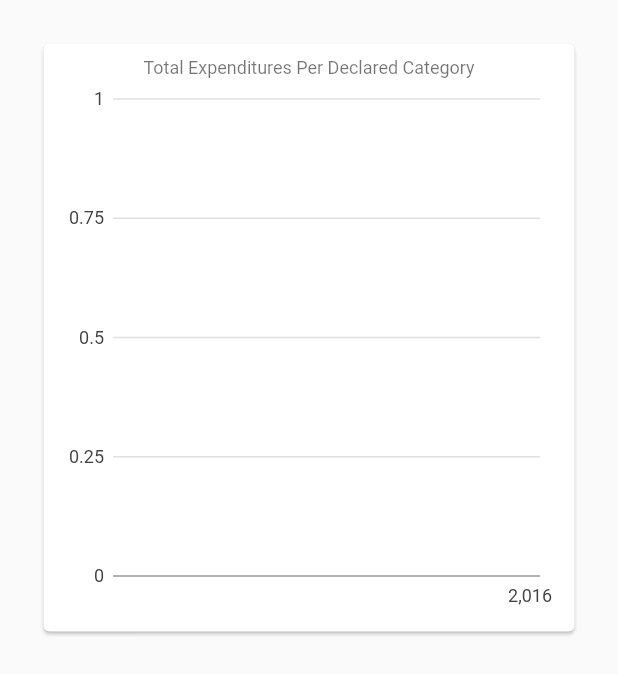
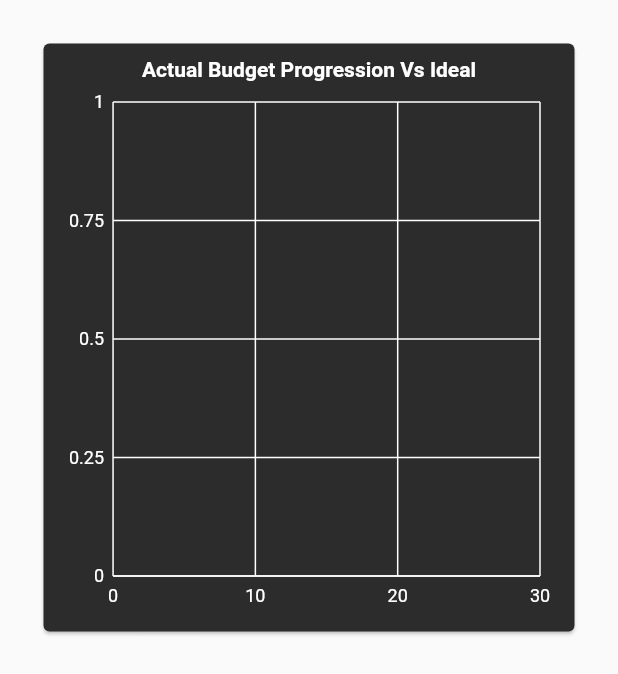
Before and after one commit to gabrielruggie/graphcash, a Flutter app: the ExpenditureProgressionChart widget shown alone on an empty page, opened directly with empty values, on a phone screen of 412 x 824 dp. Shown: the top 674 px of the screen. Run offline on Flutter 3.47's test engine with Material 2 defaults, Android fonts, the light colour scheme and no system bars; our stand-ins replace charts_flutter.

Commit message:
finished 2/3 charts as demo

```diff
--- a/graphcash_macos/lib/charts/expenditureProgressionChart.dart
+++ b/graphcash_macos/lib/charts/expenditureProgressionChart.dart
@@ -4,8 +4,9 @@ import 'package:graphcash_macos/charts/series/expenditureProgressionSeries.dart'
 
 class ExpenditureProgressionChart extends StatelessWidget {
   final List<ExpenditureProgressionSeries> data;
+  final List<ExpenditureProgressionSeries> data2;
 
-  ExpenditureProgressionChart({required this.data});
+  ExpenditureProgressionChart({required this.data, required this.data2});
 
   @override
   Widget build(BuildContext context) {
@@ -13,10 +14,21 @@ class ExpenditureProgressionChart extends StatelessWidget {
       charts.Series(
           id: "Category Expenditures",
           data: data,
-          domainFn: (ExpenditureProgressionSeries series, _) =>
+          // X Axis
+          domainFn: (ExpenditureProgressionSeries series, _) => series.dayNum,
+          // Y Axis
+          measureFn: (ExpenditureProgressionSeries series, _) =>
               series.budgetRemaining,
-          measureFn: (ExpenditureProgressionSeries series, _) => series.dayNum,
-          colorFn: (ExpenditureProgressionSeries series, _) => series.barColor)
+          colorFn: (ExpenditureProgressionSeries series, _) => series.barColor),
+      charts.Series(
+          id: "Category Expenditures1",
+          data: data2,
+          // X Axis
+          domainFn: (ExpenditureProgressionSeries series, _) => series.dayNum,
+          // Y Axis
+          measureFn: (ExpenditureProgressionSeries series, _) =>
+              series.budgetRemaining,
+          colorFn: (ExpenditureProgressionSeries series, _) => series.barColor),
     ];
 
     return Container(
@@ -24,21 +36,35 @@ class ExpenditureProgressionChart extends StatelessWidget {
       height: 450,
       padding: const EdgeInsets.all(25),
       child: Card(
+        color: Color.fromARGB(255, 44, 44, 44),
         child: Padding(
           padding: const EdgeInsets.all(9.0),
           child: Column(
             children: <Widget>[
-              Text(
-                "Total Expenditures Per Declared Category",
-                style: Theme.of(context).textTheme.bodySmall,
+              const Text(
+                "Actual Budget Progression Vs Ideal",
+                style:
+                    TextStyle(fontWeight: FontWeight.bold, color: Colors.white),
               ),
               Expanded(
                 child: charts.LineChart(series,
                     domainAxis: const charts.NumericAxisSpec(
+                      renderSpec: charts.GridlineRendererSpec(
+                          labelStyle:
+                              charts.TextStyleSpec(color: charts.Color.white),
+                          lineStyle:
+                              charts.LineStyleSpec(color: charts.Color.white)),
                       tickProviderSpec:
                           charts.BasicNumericTickProviderSpec(zeroBound: false),
-                      viewport: charts.NumericExtents(2016.0, 2022.0),
+                      viewport: charts.NumericExtents(
+                          1, 30), // <== Changes X Axis bounds
                     ),
+                    primaryMeasureAxis: const charts.NumericAxisSpec(
+                        renderSpec: charts.GridlineRendererSpec(
+                            labelStyle:
+                                charts.TextStyleSpec(color: charts.Color.white),
+                            lineStyle: charts.LineStyleSpec(
+                                color: charts.Color.white))),
                     animate: true),
               )
             ],
```
Also changed, not shown: graphcash_macos/lib/charts/catergoryExpenditureChart.dart (+5 -3 lines), graphcash_macos/lib/pages/home.dart (+15 -1 lines).
